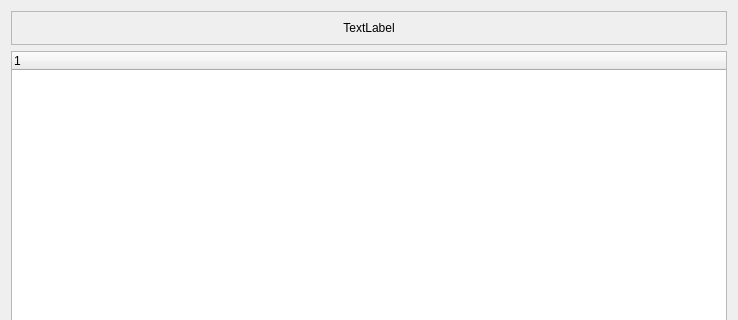
First picture: the form in vibra/interface/data/ui_files/general/choose_property_to_delete.ui, repository MOPT-UFSC/VIBRA, before the edit; both pictures show x 0 to 738 and y 0 to 320 of the 738 by 530 pixel window.
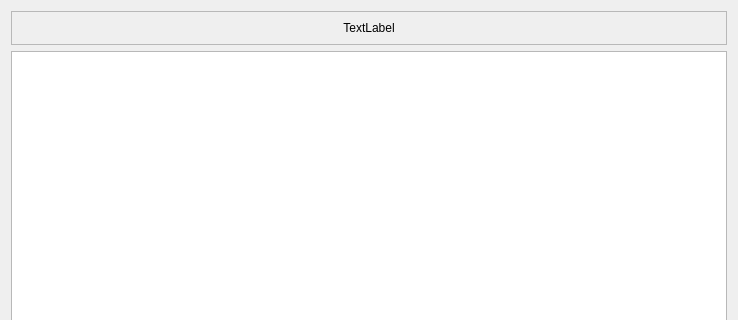
Second picture: the form after the edit.

Commit message: create table widget to show properties

The edit to the form file:
```diff
--- a/vibra/interface/data/ui_files/general/choose_property_to_delete.ui
+++ b/vibra/interface/data/ui_files/general/choose_property_to_delete.ui
@@ -31,8 +31,8 @@
   <property name="windowTitle">
    <string>Dialog</string>
   </property>
-  <layout class="QGridLayout" name="gridLayout_2">
-   <item row="0" column="0">
+  <layout class="QVBoxLayout" name="verticalLayout_3" stretch="0,0,0">
+   <item>
     <layout class="QVBoxLayout" name="verticalLayout">
      <item>
       <widget class="QFrame" name="frame">
@@ -76,7 +76,21 @@
      </item>
     </layout>
    </item>
-   <item row="2" column="0">
+   <item>
+    <layout class="QVBoxLayout" name="verticalLayout_4">
+     <item>
+      <widget class="QTableWidget" name="tableWidget">
+       <property name="horizontalScrollBarPolicy">
+        <enum>Qt::ScrollBarPolicy::ScrollBarAsNeeded</enum>
+       </property>
+       <property name="selectionBehavior">
+        <enum>QAbstractItemView::SelectionBehavior::SelectRows</enum>
+       </property>
+      </widget>
+     </item>
+    </layout>
+   </item>
+   <item>
     <layout class="QHBoxLayout" name="horizontalLayout">
      <item>
       <spacer name="horizontalSpacer_2">
@@ -133,15 +147,6 @@
      </item>
     </layout>
    </item>
-   <item row="1" column="0">
-    <widget class="QTreeWidget" name="treeWidget">
-     <column>
-      <property name="text">
-       <string notr="true">1</string>
-      </property>
-     </column>
-    </widget>
-   </item>
   </layout>
  </widget>
  <resources/>
```
Left out of the diff: 2 changed lines with no effect on the pictures. The commit also changes 5 other files.
